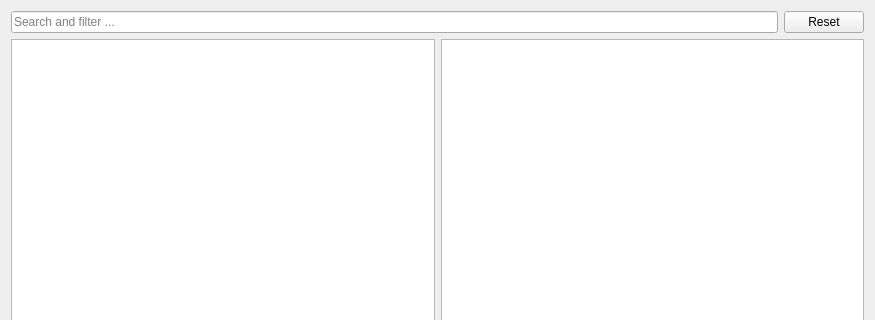
Above: launcher/pages/modplatform/ftb/FtbPage.ui from FreesmTeam/FreesmLauncher before the change; both pictures show x 0 to 875 and y 0 to 320 of the 875 by 745 pixel window. Below: the same form after it.
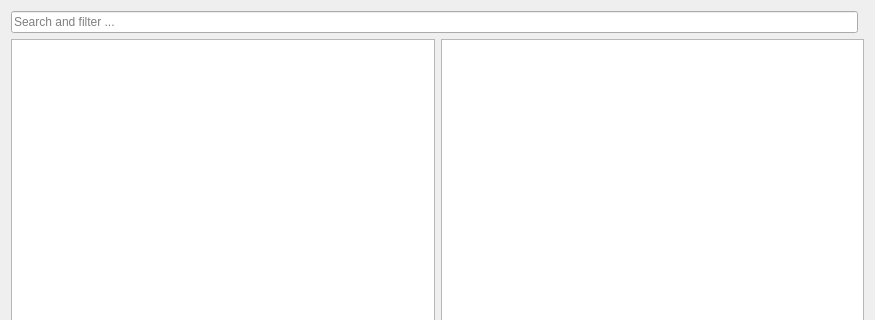
That is the form after the change.

Commit message:
NOISSUE Use Qt's clear button for modpacks.ch page
This replaces our 'Reset' button.

Patch:
```diff
--- a/launcher/pages/modplatform/ftb/FtbPage.ui
+++ b/launcher/pages/modplatform/ftb/FtbPage.ui
@@ -36,12 +36,8 @@
      <property name="placeholderText">
       <string>Search and filter ...</string>
      </property>
-    </widget>
-   </item>
-   <item row="0" column="1">
-    <widget class="QPushButton" name="resetButton">
-     <property name="text">
-      <string>Reset</string>
+     <property name="clearButtonEnabled">
+      <bool>true</bool>
      </property>
     </widget>
    </item>
```
Left out of the diff: 1 changed line with no effect on the pictures. The commit also changes 2 other files.
